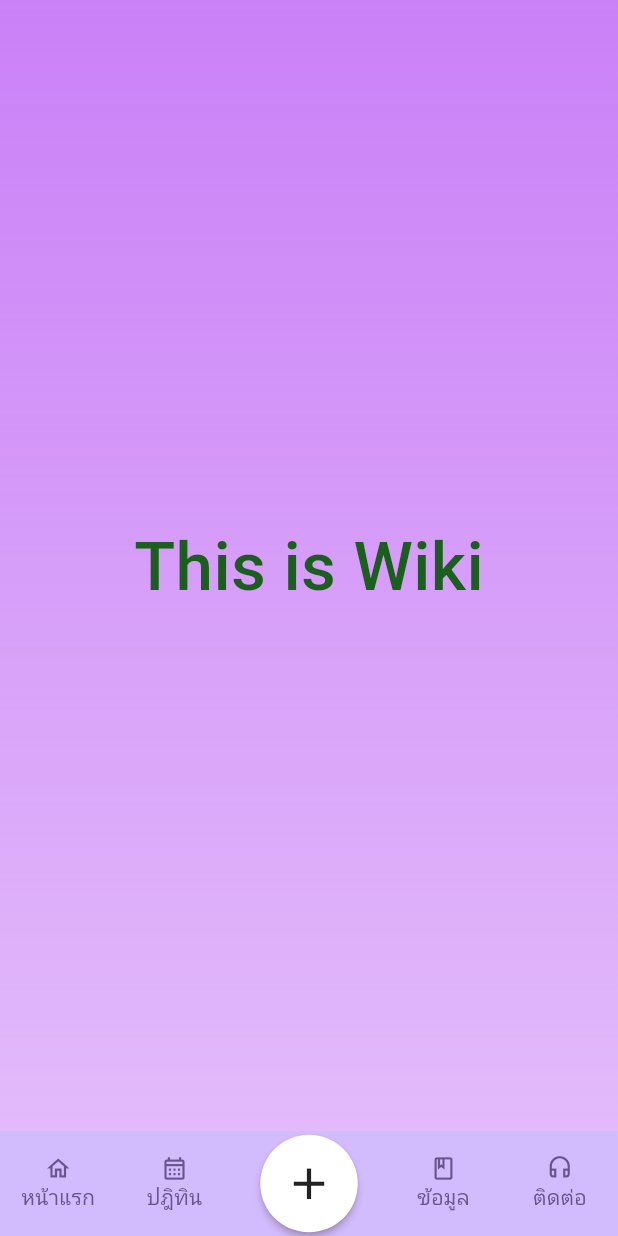
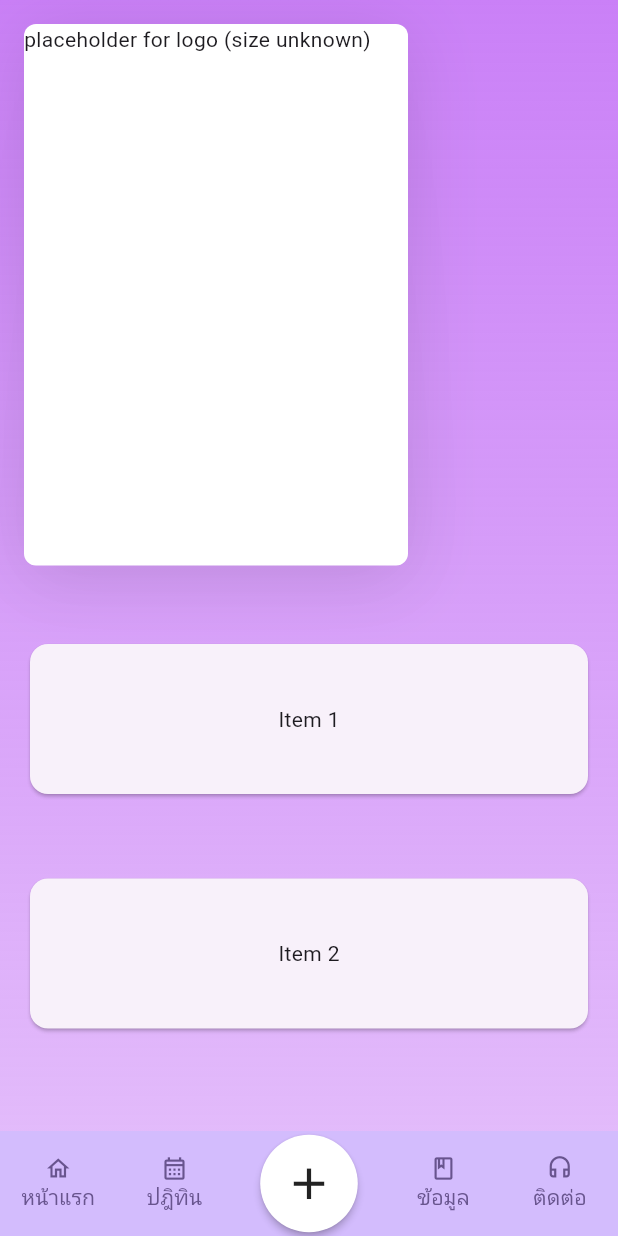
Before and after one commit to Leoevi/epilepsy_care_pmk, a Flutter app: the screen it shows after launch, item 4 of the bottom bar chosen, on a phone screen of 412 x 824 dp. Run offline on Flutter 3.47's test engine with Material 3 defaults, Android fonts, the phone set to English and light mode, and no system bars; our stand-ins replace fl_chart; missing offline and left inert: dart:ffi.

Commit message:
partially implemented layout of wiki page

```diff
--- a/lib/main.dart
+++ b/lib/main.dart
@@ -53,7 +53,6 @@ class _MyHomePageState extends State<MyHomePage> {
     backgroundColor: Colors.transparent,
     shadowColor: Colors.transparent,
     padding: const EdgeInsets.all(0),  // To prevent overflow. Alternatives to look into is Expanded/Flex
-    // elevation: 0
   );
 
   @override
@@ -67,7 +66,7 @@ class _MyHomePageState extends State<MyHomePage> {
         )
       ),
       child: Scaffold(
-        bottomNavigationBar: Container(
+        bottomNavigationBar: Container(  // TODO: try flex layout with tight fit for bigger hit-boxes
           clipBehavior: Clip.antiAliasWithSaveLayer,
           height: 70,
           decoration: BoxDecoration(
@@ -152,7 +151,7 @@ class _MyHomePageState extends State<MyHomePage> {
         backgroundColor: Colors.transparent,
         body: SafeArea(
           child: pages[pageIndex],
-        )
+        ),
       ),
     );
   }
--- a/lib/screens/wiki/wiki.dart
+++ b/lib/screens/wiki/wiki.dart
@@ -5,17 +5,73 @@ class Wiki extends StatelessWidget {
 
   @override
   Widget build(BuildContext context) {
-    return Container(
-      child: Center(
-        child: Text(
-          "This is Wiki",
-          style: TextStyle(
-            color: Colors.green[900],
-            fontSize: 45,
-            fontWeight: FontWeight.w500,
+    return Padding(
+      padding: const EdgeInsets.all(16.0),  // TODO: declare this as a global thing where other screens can use the same value
+      child: Column(
+        crossAxisAlignment: CrossAxisAlignment.start,
+        mainAxisSize: MainAxisSize.max,
+        children: [
+          Expanded(
+            child: Container(
+              width: 256,
+              height: 100,
+              decoration: ShapeDecoration(
+                color: Colors.white,
+                shape: RoundedRectangleBorder(borderRadius: BorderRadius.circular(8)),
+                shadows: const [
+                  BoxShadow(
+                    color: Color(0x1E000000),
+                    blurRadius: 40,
+                    offset: Offset(0, 8),
+                    spreadRadius: 0,
+                  )
+                ],
+              ),
+              child: Text("placeholder for logo (size unknown)")
+            ),
           ),
-        ),
+          Expanded(  // Wrap LayoutBuilder with Expanded in order to assign flex value to it
+            child: LayoutBuilder(builder: (context, constraints) {  // From https://docs.flutter.dev/cookbook/lists/spaced-items
+              return SingleChildScrollView(
+                child: ConstrainedBox(
+                  constraints: BoxConstraints(minHeight: constraints.maxHeight),  // LayoutBuilder must have a flex; otherwise, constraints.maxHeight will be Infinity
+                  child: Column(
+                    mainAxisAlignment: MainAxisAlignment.spaceEvenly,
+                    children: [
+                      ItemWidget(text: 'Item 1'),
+                      ItemWidget(text: 'Item 2'),
+                      // ItemWidget(text: 'Item 3'),
+                      // ItemWidget(text: 'Item 3'),
+                      // ItemWidget(text: 'Item 3'),
+                      // ItemWidget(text: 'Item 3'),
+                      // ItemWidget(text: 'Item 3'),
+                    ],
+                  ),
+                ),
+              );
+            }),
+          ),
+        ],
       ),
     );
   }
 }
+
+class ItemWidget extends StatelessWidget {
+  const ItemWidget({
+    super.key,
+    required this.text,
+  });
+
+  final String text;
+
+  @override
+  Widget build(BuildContext context) {
+    return Card(
+      child: SizedBox(
+        height: 100,
+        child: Center(child: Text(text)),
+      ),
+    );
+  }
+}
```
